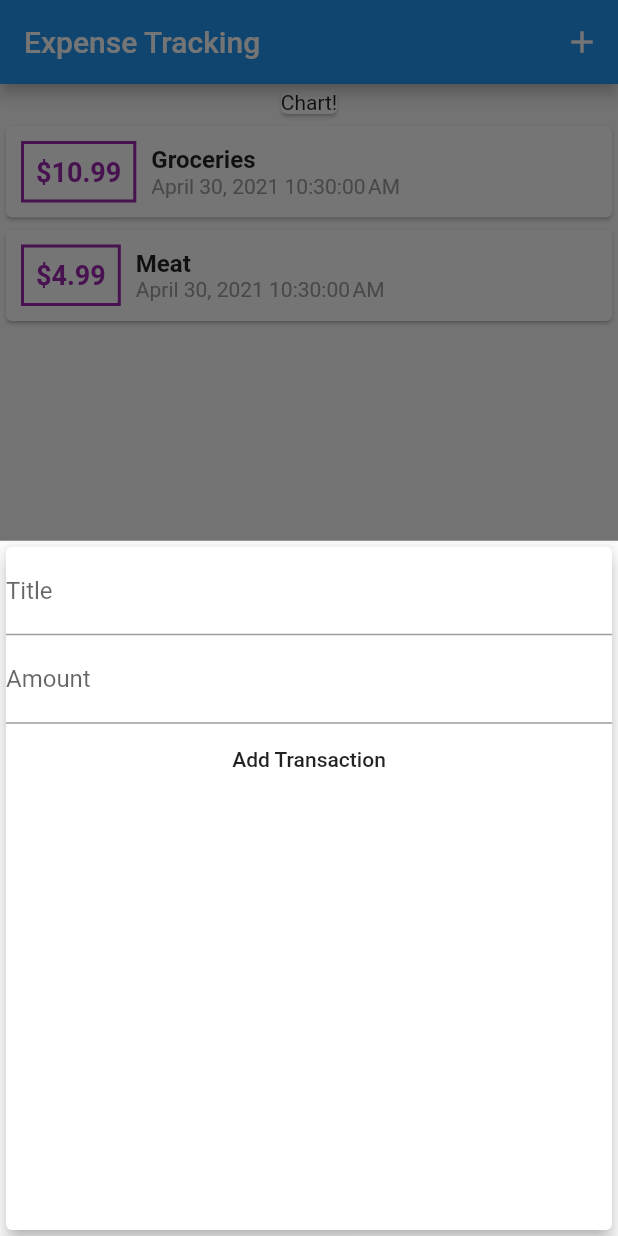
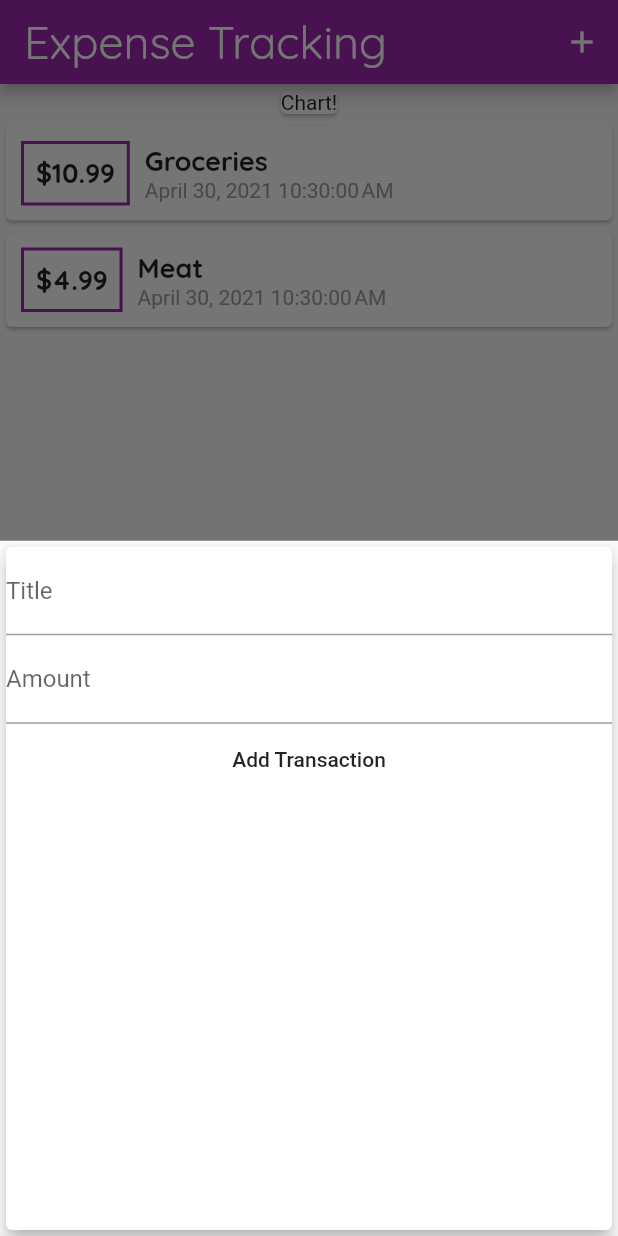
Before and after one commit to berkininceoglu/flutter-course, a Flutter app: the screen it shows after launch, after a tap on the "add" icon, on a phone screen of 412 x 824 dp. Run offline on Flutter 3.47's test engine with Material 2 defaults, Android fonts, the phone set to English and light mode, and no system bars.

Commit message:
theming (fonts, colors)

```diff
--- a/exercises/expense_tracking/lib/main.dart
+++ b/exercises/expense_tracking/lib/main.dart
@@ -14,8 +14,17 @@ class MyApp extends StatelessWidget {
     return MaterialApp(
       title: 'Expense Tracking App',
       theme: ThemeData(
-        primarySwatch: Colors.blue,
-      ),
+          primarySwatch: Colors.purple,
+          accentColor: Colors.pinkAccent,
+          fontFamily: 'OpenSans',
+          textTheme: ThemeData.light().textTheme.copyWith(
+              title: TextStyle(
+                  fontFamily: 'Quicksand',
+                  fontWeight: FontWeight.bold,
+                  fontSize: 18)),
+          appBarTheme: AppBarTheme(
+              textTheme: ThemeData.light().textTheme.copyWith(
+                  title: TextStyle(fontFamily: 'Quicksand', fontSize: 30)))),
       home: MyHomePage(),
     );
   }
@@ -67,7 +76,8 @@ class _MyHomePageState extends State<MyHomePage> {
   Widget build(BuildContext context) {
     return Scaffold(
       appBar: AppBar(
-        title: Text("Expense Tracking"),
+        title:
+            Text("Expense Tracking", style: TextStyle(fontFamily: 'Quicksand')),
         actions: [
           IconButton(
             icon: Icon(Icons.add),
--- a/exercises/expense_tracking/lib/widgets/new_transaction.dart
+++ b/exercises/expense_tracking/lib/widgets/new_transaction.dart
@@ -1,13 +1,18 @@
 import 'package:flutter/material.dart';
-import './user_transactions.dart';
 
-class NewTransaction extends StatelessWidget {
+class NewTransaction extends StatefulWidget {
   @override
   final Function addTx;
+
+  NewTransaction(this.addTx);
+
+  @override
+  _NewTransactionState createState() => _NewTransactionState();
+}
+
+class _NewTransactionState extends State<NewTransaction> {
   final titleController = TextEditingController();
   final amountController = TextEditingController();
-
-  NewTransaction(this.addTx);
 
   void submitTransaction() {
     final titleInput = titleController.text;
@@ -17,10 +22,12 @@ class NewTransaction extends StatelessWidget {
       return;
     }
 
-    addTx(
+    widget.addTx(
       titleInput,
       amountInput,
     );
+
+    Navigator.of(context).pop();
   }
 
   Widget build(BuildContext context) {
--- a/exercises/expense_tracking/lib/widgets/transaction_list.dart
+++ b/exercises/expense_tracking/lib/widgets/transaction_list.dart
@@ -22,11 +22,7 @@ class TransactionList extends StatelessWidget {
                 margin: EdgeInsets.symmetric(vertical: 10, horizontal: 10),
                 child: Text(
                   '\$${transactions[index].amount.toStringAsFixed(2)}',
-                  style: TextStyle(
-                    fontWeight: FontWeight.bold,
-                    fontSize: 18,
-                    color: Colors.purple,
-                  ),
+                  style: Theme.of(context).textTheme.title,
                 ),
                 decoration: BoxDecoration(
                     border: Border.all(color: Colors.purple, width: 2)),
@@ -35,10 +31,7 @@ class TransactionList extends StatelessWidget {
               Column(crossAxisAlignment: CrossAxisAlignment.start, children: [
                 Text(
                   transactions[index].title,
-                  style: TextStyle(
-                    fontSize: 16,
-                    fontWeight: FontWeight.bold,
-                  ),
+                  style: Theme.of(context).textTheme.title,
                 ),
                 Text(
                   DateFormat().format(transactions[index].date),
```
Also changed, not shown: exercises/expense_tracking/pubspec.yaml (+10 -11 lines), exercises/expense_tracking/assets/fonts/OpenSans-Bold.ttf (added), exercises/expense_tracking/assets/fonts/OpenSans-Regular.ttf (added), exercises/expense_tracking/assets/fonts/Quicksand-Bold.ttf (added), exercises/expense_tracking/assets/fonts/Quicksand-Light.ttf (added), exercises/expense_tracking/assets/fonts/Quicksand-Medium.ttf (added), exercises/expense_tracking/assets/fonts/Quicksand-Regular.ttf (added).
